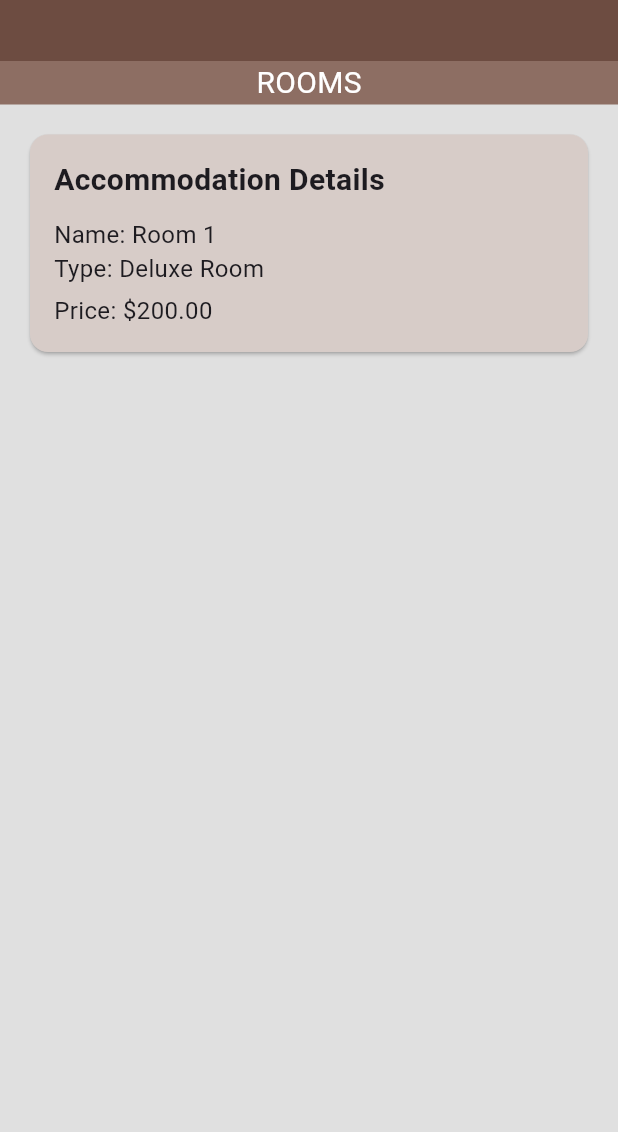
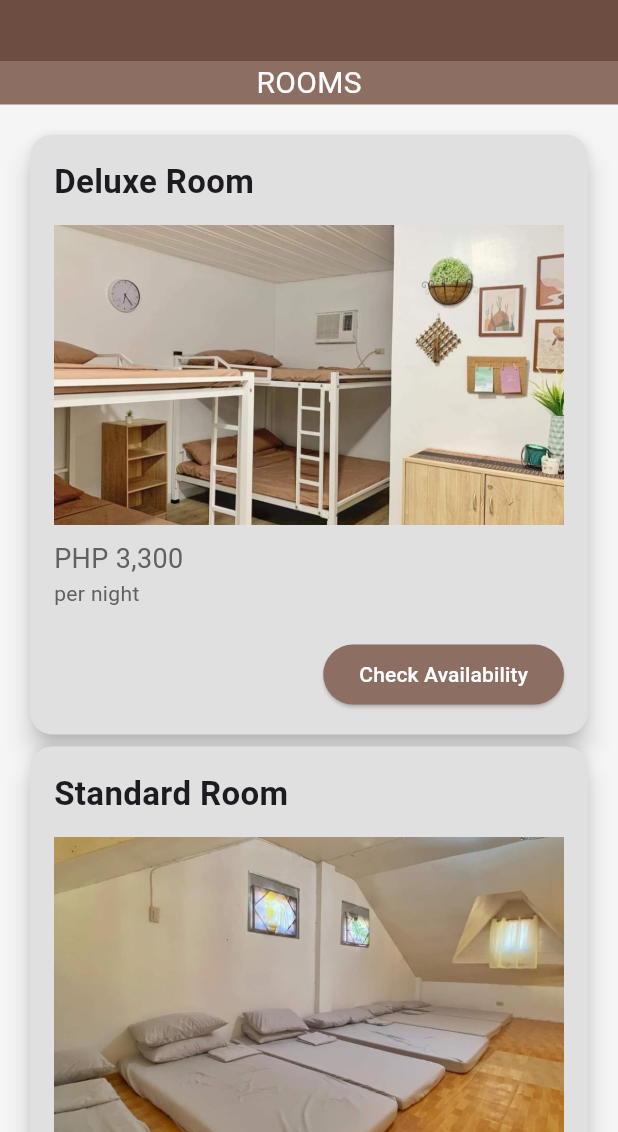
Before and after one commit to aileen717/kctech_frontend, a Flutter app: the Accommodation screen opened by its route, on a phone screen of 412 x 824 dp, the part 104-1236 px from its top. Run offline on Flutter 3.47's test engine with Material 3 defaults, Android fonts, the phone set to English and light mode, and no system bars; our stand-ins replace carousel_slider, table_calendar; missing offline and left inert: razorpay_flutter.

Commit message:
Confirmation

```diff
--- a/lib/screens/accommodation.dart
+++ b/lib/screens/accommodation.dart
@@ -1,16 +1,12 @@
 import 'package:flutter/material.dart';
+import 'package:kandahar/screens/availability.dart';
 
-class Accommodation extends StatefulWidget {
-  @override
-  State<Accommodation> createState() => _AccommodationState();
-}
-
-class _AccommodationState extends State<Accommodation> {
+class Accommodation extends StatelessWidget {
   @override
   Widget build(BuildContext context) {
     return Scaffold(
+      backgroundColor: Colors.grey[100],
       resizeToAvoidBottomInset: false,
-      backgroundColor: Colors.grey[300],
       appBar: AppBar(
         title: Text('Kandahar Cottages'),
         backgroundColor: Colors.brown[600],
@@ -32,36 +28,29 @@ class _AccommodationState extends State<Accommodation> {
               ),
             ),
           ),
-          Padding(
+          Expanded(
+            child: ListView(
               padding: EdgeInsets.all(16.0),
-            child: Card(
-              color: Colors.brown[100],
-              child: Padding(
-                padding: EdgeInsets.all(16.0),
-                child: Column(
-                  crossAxisAlignment: CrossAxisAlignment.start,
-                  children: <Widget>[
-                    Text(
-                      'Accommodation Details',
-                      style: TextStyle(fontSize: 20, fontWeight: FontWeight.bold),
+              children: [
+                buildRoomCard(
+                  name: 'Deluxe Room',
+                  imagePath: 'assets/Room1.jpg',
+                  price: 'PHP 3,300',
+                  context: context,
                 ),
-                    SizedBox(height: 10),
-                    Text(
-                      'Name: Room 1',
-                      style: TextStyle(fontSize: 16),
+                buildRoomCard(
+                  name: 'Standard Room',
+                  imagePath: 'assets/Room4.jpg',
+                  price: 'PHP 2,000',
+                  context: context,
                 ),
-                    Text(
-                      'Type: Deluxe Room',
-                      style: TextStyle(fontSize: 16),
-                    ),
-                    SizedBox(height: 5),
-                    Text(
-                      'Price: \$200.00',
-                      style: TextStyle(fontSize: 16),
+                buildRoomCard(
+                  name: 'Single Room',
+                  imagePath: 'assets/Room3.jpg',
+                  price: 'PHP 1,200',
+                  context: context,
                 ),
               ],
-                ),
-              ),
             ),
           ),
         ],
@@ -69,16 +58,75 @@ class _AccommodationState extends State<Accommodation> {
     );
   }
 
-  Widget buildButton(String label) {
-    return ElevatedButton(
+  Widget buildRoomCard({
+    required String name,
+    required String imagePath,
+    required String price,
+    required BuildContext context,
+  }) {
+    return Card(
+      color: Colors.grey[300],
+      elevation: 7.0,
+      shape: RoundedRectangleBorder(
+        borderRadius: BorderRadius.circular(15.0),
+      ),
+      child: Padding(
+        padding: const EdgeInsets.all(16.0),
+        child: Column(
+          crossAxisAlignment: CrossAxisAlignment.start,
+          children: <Widget>[
+            Text(
+              name,
+              style: TextStyle(
+                fontSize: 22.0,
+                fontWeight: FontWeight.bold,
+              ),
+            ),
+            SizedBox(height: 13.0),
+            Image.asset(
+              imagePath,
+              height: 200.0,
+              width: double.infinity,
+              fit: BoxFit.cover,
+            ),
+            SizedBox(height: 10.0),
+            Text(
+              price,
+              style: TextStyle(
+                fontSize: 18.0,
+                color: Colors.grey[700],
+              ),
+            ),
+            Text(
+              'per night',
+              style: TextStyle(
+                fontSize: 14.0,
+                color: Colors.grey[700],
+              ),
+            ),
+            SizedBox(height: 20.0),
+            Row(
+              mainAxisAlignment: MainAxisAlignment.end,
+              children: [
+                ElevatedButton(
                   onPressed: () {
-        print('Pressed $label');
+                    Navigator.push(
+                      context,
+                      MaterialPageRoute(
+                        builder: (context) => Availability(),
+                      ),
+                    );
                   },
-      child: Text(label),
+                  child: Text('Check Availability'),
                   style: ElevatedButton.styleFrom(
-        backgroundColor: Colors.brown[200],
-        foregroundColor: Colors.black,
-        padding: EdgeInsets.symmetric(horizontal: 40.0, vertical: 10.0),
+                    backgroundColor: Colors.brown[400],
+                    foregroundColor: Colors.white,
+                  ),
+                ),
+              ],
+            ),
+          ],
+        ),
       ),
     );
   }
--- a/lib/screens/availability.dart
+++ b/lib/screens/availability.dart
@@ -18,19 +18,19 @@ class _AvailabilityState extends State<Availability> {
   @override
   Widget build(BuildContext context) {
     return Scaffold(
+      backgroundColor: Colors.grey[300],
       appBar: AppBar(
         title: Text('Kandahar Cottages'),
-        backgroundColor: Colors.brown[200],
+        backgroundColor: Colors.brown[500],
         centerTitle: true,
         toolbarHeight: 110.0,
       ),
-
       body: Column(
         children: [
           PreferredSize(
             preferredSize: Size.fromHeight(80.0),
             child: Container(
-              color: Colors.brown[400],
+              color: Colors.brown[300],
               child: Center(
                 child: Text(
                   'Check Availability',
@@ -118,7 +118,7 @@ class _AvailabilityState extends State<Availability> {
               _showReservationDialog(day);
             },
             style: ButtonStyle(
-              padding:MaterialStateProperty.all<EdgeInsetsGeometry>(
+              padding: MaterialStateProperty.all<EdgeInsetsGeometry>(
                 EdgeInsets.symmetric(vertical: 6.0, horizontal: 10.0),
               ),
               minimumSize: MaterialStateProperty.all<Size>(
@@ -127,7 +127,7 @@ class _AvailabilityState extends State<Availability> {
             ),
             child: Text(
               'Reserve',
-              style: TextStyle(fontSize: 8.0),
+              style: TextStyle(fontSize: 7.0),
             ),
           ),
         ],
@@ -140,7 +140,7 @@ class _AvailabilityState extends State<Availability> {
       context: context,
       builder: (context) {
         return AlertDialog(
-          title: Text('Make a Reservation'),
+          title: Text('Make Reservation'),
           content: Text(
               'Would you like to make a reservation for ${day.toLocal()}?'),
           actions: [
@@ -154,7 +154,6 @@ class _AvailabilityState extends State<Availability> {
               onPressed: () {
                 _makeReservation(day);
                 Navigator.of(context).pop();
-
                 Navigator.push(
                   context,
                   MaterialPageRoute(
--- a/lib/screens/confirmation.dart
+++ b/lib/screens/confirmation.dart
@@ -1,4 +1,5 @@
 import 'package:flutter/material.dart';
+
 
 void main() {
   runApp(MaterialApp(
@@ -21,7 +22,7 @@ class _ConfirmationState extends State<Confirmation> {
   @override
   Widget build(BuildContext context) {
     return Scaffold(
-      backgroundColor: Colors.brown[100],
+      backgroundColor: Colors.grey[300],
       appBar: AppBar(
         title: Text('Booking Confirmation',
           style: TextStyle(
@@ -35,7 +36,7 @@ class _ConfirmationState extends State<Confirmation> {
       body: Expanded(
             child: Center(
               child: Card(
-                color: Colors.brown[200],
+                color: Colors.brown[100],
                 margin: EdgeInsets.all(20.0),
                 child: Padding(
                   padding: EdgeInsets.all(20.0),
@@ -51,12 +52,12 @@ class _ConfirmationState extends State<Confirmation> {
                       SizedBox(height: 20.0),
                       ElevatedButton(
                         onPressed: () {
-                          Navigator.pop(context);
+                          Navigator.pushReplacementNamed(context, '/');
                         },
                         style: ElevatedButton.styleFrom(
-                          backgroundColor: Colors.blueGrey[100],
+                          backgroundColor: Colors.grey[300],
                         ),
-                        child: Text('Back to Home',
+                        child: Text('GO BACK',
                           style: TextStyle(
                             color: Colors.black,
                           ),
--- a/lib/services/user.dart
+++ b/lib/services/user.dart
@@ -1,13 +1,16 @@
 class User{
+  final String id;
   final String username;
   final String email;
   final String password;
 
-  User({required this.username,
+  User({required this.id,
+    required this.username,
     required this.email,
     required this.password});
 
   Map<String, dynamic> toJson() =>{
+    'id' : id,
     'username' : username,
     'email' : email,
     'password' : password,
```
Also changed, not shown: lib/main.dart (+6 -10 lines), lib/screens/bookingdetails.dart (+14 -7 lines), lib/screens/home.dart (+14 -34 lines), lib/screens/login.dart (+4 -6 lines), lib/screens/profile.dart (+5 -4 lines), lib/screens/summary.dart (+14 -46 lines). Lines whose indentation alone changed are shown as unchanged.
